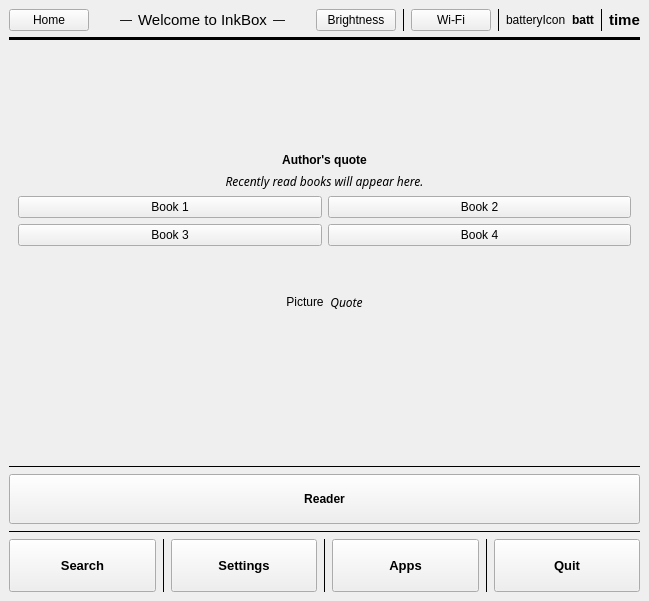
First picture: the form in mainwindow.ui, repository Quill-OS/quill, before the edit.
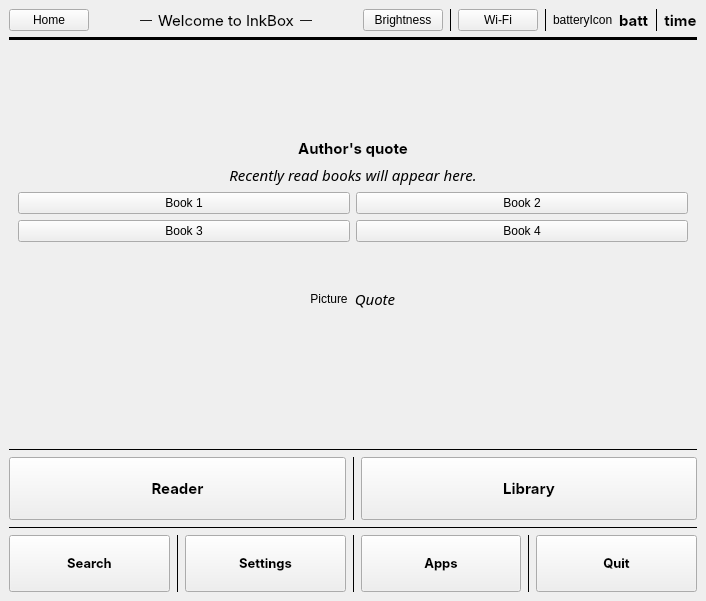
Second picture: the form after the edit.

Commit message:
Add necessary components for new "Library" widget
This widget will fetch data from Gutenberg.org, allowing one to get
eBooks in a painless way, directly from their device.

What changed in the file:
```diff
--- a/mainwindow.ui
+++ b/mainwindow.ui
@@ -6,7 +6,7 @@
    <rect>
     <x>0</x>
     <y>0</y>
-    <width>649</width>
+    <width>706</width>
     <height>601</height>
    </rect>
   </property>
@@ -34,7 +34,10 @@
        <widget class="QLabel" name="batteryLabel">
         <property name="font">
          <font>
+          <family>Inter</family>
+          <pointsize>11</pointsize>
           <weight>75</weight>
+          <italic>false</italic>
           <bold>true</bold>
          </font>
         </property>
@@ -91,7 +94,11 @@
        <widget class="QLabel" name="inkboxLabel">
         <property name="font">
          <font>
+          <family>Inter</family>
           <pointsize>11</pointsize>
+          <weight>50</weight>
+          <italic>false</italic>
+          <bold>false</bold>
          </font>
         </property>
         <property name="text">
@@ -120,8 +127,10 @@
        <widget class="QLabel" name="timeLabel">
         <property name="font">
          <font>
+          <family>Inter</family>
           <pointsize>11</pointsize>
           <weight>75</weight>
+          <italic>false</italic>
           <bold>true</bold>
          </font>
         </property>
@@ -201,7 +210,10 @@
            <widget class="QLabel" name="quoteHeadingLabel">
             <property name="font">
              <font>
+              <family>Inter</family>
+              <pointsize>11</pointsize>
               <weight>75</weight>
+              <italic>false</italic>
               <bold>true</bold>
              </font>
             </property>
@@ -264,7 +276,10 @@
                 <property name="font">
                  <font>
                   <family>Chivo</family>
+                  <pointsize>11</pointsize>
+                  <weight>50</weight>
                   <italic>true</italic>
+                  <bold>false</bold>
                  </font>
                 </property>
                 <property name="text">
@@ -310,7 +325,10 @@
             <property name="font">
              <font>
               <family>Chivo</family>
+              <pointsize>11</pointsize>
+              <weight>50</weight>
               <italic>true</italic>
+              <bold>false</bold>
              </font>
             </property>
             <property name="text">
@@ -432,10 +450,36 @@
      </widget>
     </item>
     <item>
+     <layout class="QGridLayout" name="gridLayout_5">
+      <property name="bottomMargin">
+       <number>0</number>
+      </property>
+      <item row="0" column="4">
+       <widget class="QPushButton" name="libraryButton">
+        <property name="font">
+         <font>
+          <family>Inter</family>
+          <pointsize>11</pointsize>
+          <weight>75</weight>
+          <italic>false</italic>
+          <bold>true</bold>
+         </font>
+        </property>
+        <property name="text">
+         <string>
+Library
+</string>
+        </property>
+       </widget>
+      </item>
+      <item row="0" column="2">
      <widget class="QPushButton" name="pushButton">
       <property name="font">
        <font>
+          <family>Inter</family>
+          <pointsize>11</pointsize>
         <weight>75</weight>
+          <italic>false</italic>
         <bold>true</bold>
        </font>
       </property>
@@ -446,6 +490,18 @@
       </property>
      </widget>
     </item>
+      <item row="0" column="3">
+       <widget class="Line" name="line_10">
+        <property name="frameShadow">
+         <enum>QFrame::Plain</enum>
+        </property>
+        <property name="orientation">
+         <enum>Qt::Vertical</enum>
+        </property>
+       </widget>
+      </item>
+     </layout>
+    </item>
     <item>
      <widget class="Line" name="line_5">
       <property name="frameShadow">
@@ -471,8 +527,10 @@
         </property>
         <property name="font">
          <font>
+          <family>Inter</family>
           <pointsize>10</pointsize>
           <weight>75</weight>
+          <italic>false</italic>
           <bold>true</bold>
          </font>
         </property>
@@ -503,8 +561,10 @@
         </property>
         <property name="font">
          <font>
+          <family>Inter</family>
           <pointsize>10</pointsize>
           <weight>75</weight>
+          <italic>false</italic>
           <bold>true</bold>
          </font>
         </property>
@@ -535,8 +595,10 @@
         </property>
         <property name="font">
          <font>
+          <family>Inter</family>
           <pointsize>10</pointsize>
           <weight>75</weight>
+          <italic>false</italic>
           <bold>true</bold>
          </font>
         </property>
@@ -573,8 +635,10 @@
         </property>
         <property name="font">
          <font>
+          <family>Inter</family>
           <pointsize>10</pointsize>
           <weight>75</weight>
+          <italic>false</italic>
           <bold>true</bold>
          </font>
         </property>
```
Lines whose indentation alone changed are shown as unchanged. The commit also changes 3 other files.
